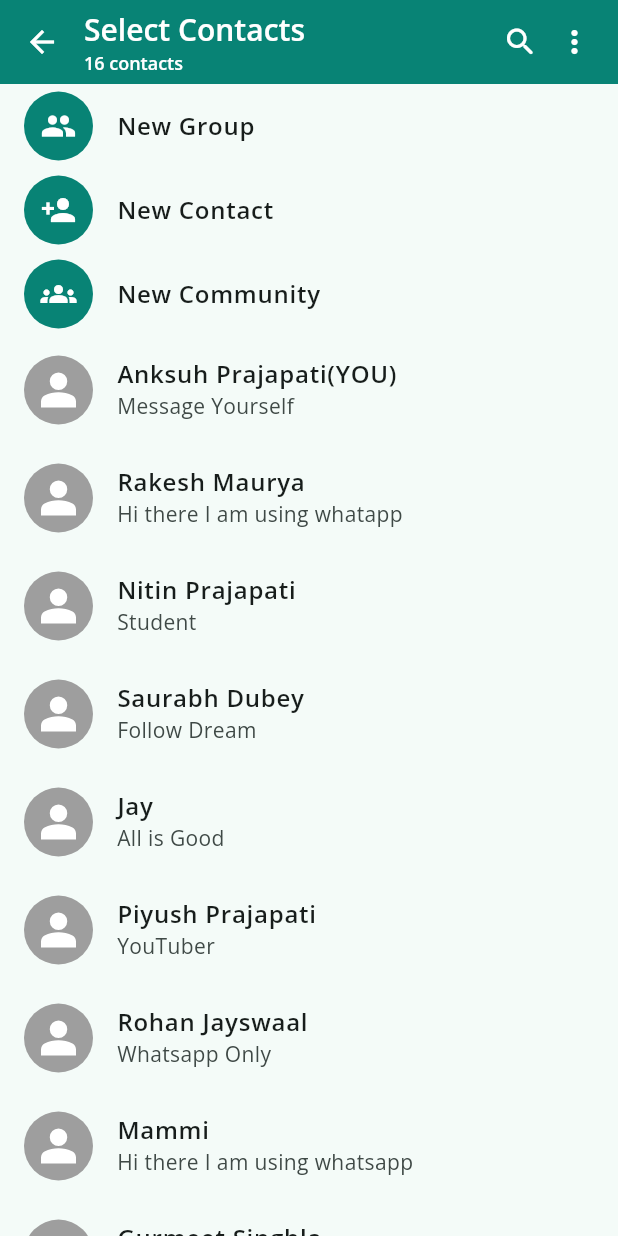
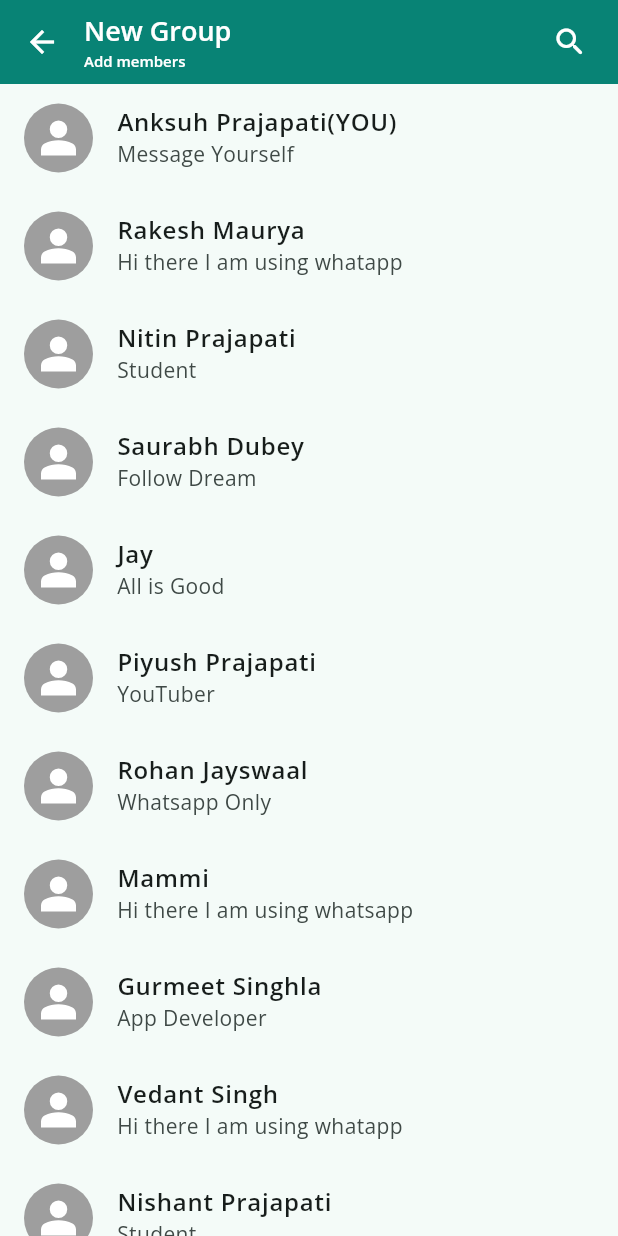
Before and after one commit to Ankush1200/whatsapp_clone, a Flutter app: the SelectContacts screen opened directly, after a tap on "New Group", on a phone screen of 412 x 824 dp. Run offline on Flutter 3.47's test engine with Material 3 defaults, Android fonts, the phone set to English and light mode, and no system bars; our stand-ins replace flutter_svg.

Commit message:
Group Page Added

```diff
--- a/lib/Model/chatmodel.dart
+++ b/lib/Model/chatmodel.dart
@@ -5,6 +5,7 @@ class ChatModel{
   String time;
   bool isgroup;
   String status;
+  bool isselected;
 
   ChatModel({
    this.name='',
@@ -13,6 +14,7 @@ class ChatModel{
    this.time='',
    this.currentmessage='',
    this.status='',
+   this.isselected=false,
  });
 
 }
--- a/lib/main.dart
+++ b/lib/main.dart
@@ -1,7 +1,6 @@
 import 'package:flutter/material.dart';
-import 'package:get/get.dart';
 import 'package:whatsapp_clone/Colors/theaming.dart';
-import 'package:whatsapp_clone/Screens/Home_screen.dart';
+import 'package:whatsapp_clone/Screens/home_screen.dart';
 void main() {
   runApp(const MyApp());
 }
@@ -12,7 +11,7 @@ class MyApp extends StatelessWidget {
   // This widget is the root of your application.
   @override
   Widget build(BuildContext context) {
-    return GetMaterialApp(
+    return MaterialApp(
         theme: ThemeData(
           // useMaterial3: true,
           fontFamily:'OpenSans',
--- a/lib/screens/Select_contacts.dart
+++ b/lib/screens/Select_contacts.dart
@@ -1,5 +1,6 @@
 import 'package:flutter/material.dart';
 import 'package:whatsapp_clone/Model/chatmodel.dart';
+import 'package:whatsapp_clone/Screens/new_group.dart';
 
 import '../Widgets/Contact_button.dart';
 import '../Widgets/Contact_list.dart';
@@ -24,7 +25,7 @@ class _SelectContactsState extends State<SelectContacts> {
     ChatModel(name: "Gurmeet Singhla",icon: "assets/icons/person.svg",status: "App Developer",),
     ChatModel(name: "Vedant Singh",icon: "assets/icons/person.svg",status: "Hi there I am using whatapp",),
     ChatModel(name: "Nishant Prajapati",icon: "assets/icons/person.svg",status: "Student",),
-    ChatModel(name: "Yash Jayswaal Dubey",icon: "assets/icons/person.svg",status: "At TCS",),
+    ChatModel(name: "Yash Jayswaal",icon: "assets/icons/person.svg",status: "At TCS",),
     ChatModel(name: "Raj Yadav",icon: "assets/icons/person.svg",status: "Whatsapp Only",),
     ChatModel(name: "Raunak Prajapati",icon: "assets/icons/person.svg",status: "At Home",),
     ChatModel(name: "Aman Mishra",icon: "assets/icons/person.svg",status: "At Home",),
@@ -81,7 +82,11 @@ class _SelectContactsState extends State<SelectContacts> {
             itemCount:contacts.length+3,
             itemBuilder: (context, index) {
               if(index==0){
-                return const ContactButton(name: 'New Group', icon: Icons.group,);
+                return InkWell(
+                  onTap: (){
+                    Navigator.push(context, MaterialPageRoute(builder: (builder)=>const NewGroupPage()));
+                  },
+                  child: const ContactButton(name: 'New Group', icon: Icons.group,));
               }
               if(index==1){
                return const ContactButton(name:'New Contact',icon: Icons.person_add,);
@@ -89,8 +94,11 @@ class _SelectContactsState extends State<SelectContacts> {
               if(index==2){
                return const ContactButton(name:'New Community',icon: Icons.groups);
               }
-              return ContactList(
-                chatModel: contacts[index-3],
+              return InkWell(
+                onTap: (){},
+                child: ContactList(
+                  chatModel: contacts[index-3],
+                ),
               );
             }));
   }
--- a/lib/screens/individual_page.dart
+++ b/lib/screens/individual_page.dart
@@ -1,8 +1,6 @@
 import 'package:emoji_picker_flutter/emoji_picker_flutter.dart';
 import 'package:flutter/material.dart';
 import 'package:flutter_svg/flutter_svg.dart';
-import 'package:get/get.dart';
-import 'package:get/get_navigation/src/routes/transitions_type.dart';
 import 'package:whatsapp_clone/Colors/theaming.dart';
 import 'package:whatsapp_clone/Widgets/Attach_file.dart';
 import '../Model/chatmodel.dart';
@@ -12,7 +10,6 @@ class IndividualChat extends StatefulWidget {
   const IndividualChat({
     super.key,
     required this.chatModel,
-    required Transition transition,
   });
 
   @override
--- /dev/null
+++ b/lib/screens/new_group.dart
@@ -0,0 +1,99 @@
+
+import 'package:flutter/material.dart';
+import 'package:whatsapp_clone/Widgets/selected_avtaar.dart';
+import '../Model/chatmodel.dart';
+import '../Widgets/Contact_list.dart';
+
+class NewGroupPage extends StatefulWidget {
+  const NewGroupPage({super.key});
+
+  @override
+  State<NewGroupPage> createState() => _NewGroupPageState();
+}
+
+class _NewGroupPageState extends State<NewGroupPage> {
+  List<ChatModel> contacts = [
+    ChatModel(name: "Anksuh Prajapati(YOU)",icon: "assets/icons/person.svg",status: "Message Yourself",),
+    ChatModel(name: "Rakesh Maurya",icon: "assets/icons/person.svg",status: "Hi there I am using whatapp",),
+    ChatModel(name: "Nitin Prajapati",icon: "assets/icons/person.svg",status: "Student",),
+    ChatModel(name: "Saurabh Dubey",icon: "assets/icons/person.svg",status: "Follow Dream",),
+    ChatModel(name: "Jay",icon: "assets/icons/person.svg",status: "All is Good",),
+    ChatModel(name: "Piyush Prajapati",icon: "assets/icons/person.svg",status: "YouTuber",),
+    ChatModel(name: "Rohan Jayswaal",icon: "assets/icons/person.svg",status: "Whatsapp Only",),
+    ChatModel(name: "Mammi",icon: "assets/icons/person.svg",status: "Hi there I am using whatsapp",),
+    ChatModel(name: "Gurmeet Singhla",icon: "assets/icons/person.svg",status: "App Developer",),
+    ChatModel(name: "Vedant Singh",icon: "assets/icons/person.svg",status: "Hi there I am using whatapp",),
+    ChatModel(name: "Nishant Prajapati",icon: "assets/icons/person.svg",status: "Student",),
+    ChatModel(name: "Yash Jayswaal",icon: "assets/icons/person.svg",status: "At TCS",),
+    ChatModel(name: "Raj Yadav",icon: "assets/icons/person.svg",status: "Whatsapp Only",),
+    ChatModel(name: "Raunak Prajapati",icon: "assets/icons/person.svg",status: "At Home",),
+    ChatModel(name: "Aman Mishra",icon: "assets/icons/person.svg",status: "At Home",),
+    ChatModel(name: "Kushagra Gupta",icon: "assets/icons/person.svg",status: "Flutter Developer",),
+    ChatModel(name: "Sachin Gupta",icon: "assets/icons/person.svg",status: "Work is worship",),
+    ChatModel(name: "Anmol Mishra",icon: "assets/icons/person.svg",status: "Radhe Radhe🙏",),
+    ChatModel(name: "Kushwaha",icon: "assets/icons/person.svg",status: "At College",),
+  ];
+  List<ChatModel> selectedContect=[];
+  @override
+  Widget build(BuildContext context) {
+    return Scaffold(
+      appBar: AppBar(
+        titleSpacing: 0,
+        title:  const Column(
+          mainAxisAlignment: MainAxisAlignment.start,
+          crossAxisAlignment: CrossAxisAlignment.start,
+          children: [
+            Text("New Group",style:TextStyle(fontSize:18),),
+            Text("Add members",style:TextStyle(fontSize: 10),),
+          ],
+        ),
+        actions: const [
+           Icon(Icons.search_rounded),
+           SizedBox(width: 20,)
+        ],
+      ),
+      body:Stack(
+        children: [
+          ListView.builder(
+                physics: const BouncingScrollPhysics(),
+                itemCount:contacts.length,
+                itemBuilder: (context, index) {
+                  return InkWell(
+                    onTap: (){
+                      if(contacts[index].isselected==false){
+                        setState(() {
+                          contacts[index].isselected=true;
+                          selectedContect.add(contacts[index]);
+                        });
+                      }else{
+                        setState(() {
+                          contacts[index].isselected=false;
+                          selectedContect.remove(contacts[index]);
+                        });
+                      }
+                    },
+                    child: ContactList(
+                      chatModel: contacts[index],
+                    ),
+                  );
+                },),
+                selectedContect.isNotEmpty? Column(
+                  children: [
+                    Container(
+                      height:75,
+                      color: Colors.white,
+                      child:ListView.builder(
+                        scrollDirection: Axis.horizontal,
+                        itemCount: selectedContect.length,
+                        itemBuilder: (context,index){
+                          return const SelectedAvtaar();
+                        })
+                    ),
+                     const Divider(thickness: 1,height: 0,),
+                  ],
+                ):const SizedBox(height: 0,width: 0,)
+        ],
+      )
+    );
+  }
+}
--- a/lib/widgets/Contact_button.dart
+++ b/lib/widgets/Contact_button.dart
@@ -1,6 +1,5 @@
 import 'package:flutter/material.dart';
 import 'package:whatsapp_clone/Colors/theaming.dart';
-
 
 class ContactButton extends StatelessWidget {
 
@@ -10,9 +9,7 @@ class ContactButton extends StatelessWidget {
 
   @override
   Widget build(BuildContext context) {
-    return InkWell(
-      onTap: (){},
-      child:  ListTile(
+    return ListTile(
         leading: CircleAvatar(backgroundColor: AppColors.defaultcolor,
         radius: 23,
         child: Icon(icon,color: Colors.white),
@@ -20,7 +17,6 @@ class ContactButton extends StatelessWidget {
         title: Text(name,
         style: const TextStyle(fontWeight: FontWeight.bold),
         ),
-          ),
         );
   }
 }
--- a/lib/widgets/Contact_list.dart
+++ b/lib/widgets/Contact_list.dart
@@ -1,36 +1,45 @@
-
 import 'package:flutter/material.dart';
 import 'package:flutter_svg/flutter_svg.dart';
+import 'package:whatsapp_clone/Colors/theaming.dart';
 import 'package:whatsapp_clone/Model/chatmodel.dart';
 
-class ContactList extends StatefulWidget {
+class ContactList extends StatelessWidget {
   final ChatModel chatModel;
-  const ContactList({super.key,required this.chatModel});
+  const ContactList({super.key, required this.chatModel});
 
   @override
-  State<ContactList> createState() => _ContactListState();
-}
-
-class _ContactListState extends State<ContactList> {
-  @override
   Widget build(BuildContext context) {
-
-    return InkWell(
-      onTap: (){},
-      child: ListTile(
-          leading: CircleAvatar(backgroundColor: Colors.grey,
+    return ListTile(
+      leading: Stack(
+        alignment: Alignment.bottomRight,
+        children: [
+          CircleAvatar(
+            backgroundColor: Colors.grey,
             radius: 23,
-          child: SvgPicture.asset(widget.chatModel.icon,
-          height:35,
+            child: SvgPicture.asset(
+              chatModel.icon,
+              height: 35,
               // ignore: deprecated_member_use
               color: Colors.white,
             ),
           ),
-          title: Text(widget.chatModel.name,
+          chatModel.isselected?
+          const CircleAvatar(
+            backgroundColor: AppColors.defaultcolor,
+            radius: 10,
+            child: Icon(
+              Icons.check,
+              size: 18,
+              color: Colors.white,
+            ),
+          ):const SizedBox(height: 0,width: 0,),
+        ],
+      ),
+      title: Text(
+        chatModel.name,
         style: const TextStyle(fontWeight: FontWeight.bold),
       ),
-          subtitle: Text(widget.chatModel.status),
-        ),
+      subtitle: Text(chatModel.status),
     );
   }
 }
--- a/pubspec.yaml
+++ b/pubspec.yaml
@@ -35,7 +35,6 @@ dependencies:
   # The following adds the Cupertino Icons font to your application.
   # Use with the CupertinoIcons class for iOS style icons.
   cupertino_icons: ^1.0.2
-  get: ^4.6.6
   flutter_svg: ^2.0.9
   emoji_picker_flutter: ^1.6.3
   shared_preferences: ^2.2.2
```
Also changed, not shown: lib/screens/Home_screen.dart (+3 -11 lines), lib/widgets/chat_list.dart (+6 -9 lines), lib/widgets/selected_avtaar.dart (added, +43 -0 lines), pubspec.lock. Lines whose indentation alone changed are shown as unchanged.
